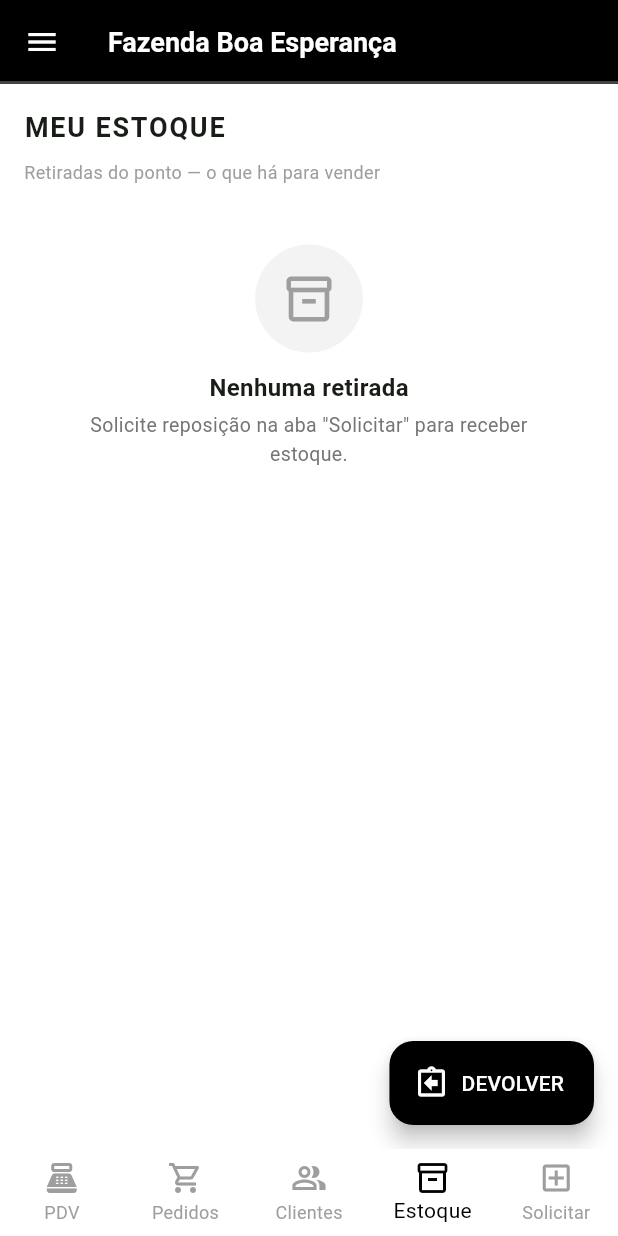
After one commit to moisesRubens/dairy, a Flutter app: the StockPage screen opened by its route, in the side drawer, after a tap on "DEVOLVER", on a phone screen of 412 x 824 dp. The commit adds this screen. Run offline on Flutter 3.47's test engine with Material 3 defaults, Android fonts, the phone set to English and light mode, and no system bars; our stand-ins replace dio, flutter_riverpod, go_router, image_picker, jwt_decoder, shared_preferences; accounts and stored records are empty.

Commit message:
feat(stock): tela Meu Estoque + aba do vendedor + devolver restante

```diff
--- /dev/null
+++ b/lib/features/stock/presentation/stock_page.dart
@@ -0,0 +1,155 @@
+import 'package:flutter/material.dart';
+import 'package:flutter_riverpod/flutter_riverpod.dart';
+import '../../../config/theme.dart';
+import '../../../core/network/dio_provider.dart';
+import '../../../shared/widgets/async_value_widget.dart';
+import '../../auth/application/auth_controller.dart';
+import '../data/stock_repository.dart';
+import '../domain/outbound.dart';
+
+/// "Meu Estoque" (vendedor): as retiradas do ponto — o que foi retirado do
+/// depósito, quanto já vendeu e quanto resta para vender. Ao fim do dia, o
+/// vendedor pode devolver o restante ao depósito.
+class StockPage extends ConsumerWidget {
+  const StockPage({super.key});
+
+  /// Cor do restante (prevenção de erro / visibilidade): esgotado, baixo, ok.
+  Color _remainingColor(double remaining) {
+    if (remaining <= 0) return AppColors.red;
+    if (remaining <= 5) return const Color(0xFFB8860B); // âmbar
+    return AppColors.green;
+  }
+
+  Future<void> _returnRemaining(BuildContext context, WidgetRef ref) async {
+    final salePointId = ref.read(currentSalePointIdProvider);
+    if (salePointId == null) return;
+    final ok = await showDialog<bool>(
+      context: context,
+      builder: (ctx) => AlertDialog(
+        title: const Text('Devolver restante ao estoque'),
+        content: const Text(
+            'Devolver ao depósito o que sobrou das retiradas de HOJE? '
+            'Use ao fechar o dia.'),
+        actions: [
+          TextButton(
+              onPressed: () => Navigator.pop(ctx, false),
+              child: const Text('CANCELAR')),
+          TextButton(
+              onPressed: () => Navigator.pop(ctx, true),
+              child: const Text('DEVOLVER',
+                  style: TextStyle(color: AppColors.green))),
+        ],
+      ),
+    );
+    if (ok != true) return;
+    try {
+      await ref.read(stockRepositoryProvider).returnRemaining(salePointId);
+      ref.invalidate(myStockProvider);
+      if (!context.mounted) return;
+      ScaffoldMessenger.of(context).showSnackBar(const SnackBar(
+          content: Text('Restante devolvido ao estoque'),
+          backgroundColor: AppColors.green));
+    } catch (e) {
+      if (!context.mounted) return;
+      ScaffoldMessenger.of(context).showSnackBar(SnackBar(
+          content: Text(toApiException(e).message),
+          backgroundColor: AppColors.red));
+    }
+  }
+
+  @override
+  Widget build(BuildContext context, WidgetRef ref) {
+    final stock = ref.watch(myStockProvider);
+
+    return Scaffold(
+      floatingActionButton: FloatingActionButton.extended(
+        onPressed: () => _returnRemaining(context, ref),
+        backgroundColor: AppColors.black,
+        foregroundColor: AppColors.white,
+        icon: const Icon(Icons.assignment_return_outlined),
+        label: const Text('DEVOLVER'),
+      ),
+      body: RefreshIndicator(
+        color: AppColors.green,
+        onRefresh: () async => ref.invalidate(myStockProvider),
+        child: ListView(
+          physics: const AlwaysScrollableScrollPhysics(),
+          padding: const EdgeInsets.all(AppSpacing.lg),
+          children: [
+            const Text('MEU ESTOQUE',
+                style: TextStyle(
+                    fontSize: 18,
+                    fontWeight: FontWeight.bold,
+                    letterSpacing: 1.2)),
+            const SizedBox(height: AppSpacing.sm),
+            const Text('Retiradas do ponto — o que há para vender',
+                style: TextStyle(color: AppColors.grey, fontSize: 12)),
+            const SizedBox(height: AppSpacing.lg),
+            AsyncValueWidget<List<Outbound>>(
+              value: stock,
+              onRetry: () => ref.invalidate(myStockProvider),
+              data: (list) {
+                if (list.isEmpty) {
+                  return const EmptyState(
+                      icon: Icons.inventory_2_outlined,
+                      title: 'Nenhuma retirada',
+                      subtitle:
+                          'Solicite reposição na aba "Solicitar" para receber '
+                          'estoque.');
+                }
+                return Container(
+                  decoration: BoxDecoration(
+                    color: context.cardSurface,
+                    borderRadius: BorderRadius.circular(AppRadii.table),
+                    border: Border.all(color: context.borderColor),
+                  ),
+                  child: Column(
+                    children: [
+                      for (int i = 0; i < list.length; i++) ...[
+                        if (i > 0) Divider(height: 1, color: context.borderColor),
+                        _OutboundTile(
+                            o: list[i], color: _remainingColor(list[i].remainingQuantity)),
+                      ],
+                    ],
+                  ),
+                );
+              },
+            ),
+            const SizedBox(height: 80),
+          ],
+        ),
+      ),
+    );
+  }
+}
+
+class _OutboundTile extends StatelessWidget {
+  final Outbound o;
+  final Color color;
+  const _OutboundTile({required this.o, required this.color});
+
+  @override
+  Widget build(BuildContext context) {
+    return ListTile(
+      title: Text(o.name,
+          style: const TextStyle(fontWeight: FontWeight.bold)),
+      subtitle: Text(
+          'Retirado ${o.takenQuantity.toStringAsFixed(0)} · '
+          'Vendido ${o.soldQuantity.toStringAsFixed(0)} ${o.unitLabel}'
+          '${o.observation != null && o.observation!.isNotEmpty ? '\n${o.observation}' : ''}',
+          style: const TextStyle(color: AppColors.grey, fontSize: 12)),
+      isThreeLine: o.observation != null && o.observation!.isNotEmpty,
+      trailing: Column(
+        mainAxisAlignment: MainAxisAlignment.center,
+        crossAxisAlignment: CrossAxisAlignment.end,
+        children: [
+          Text('${o.remainingQuantity.toStringAsFixed(0)} ${o.unitLabel}',
+              style: TextStyle(
+                  color: color, fontWeight: FontWeight.bold, fontSize: 16)),
+          const Text('resta',
+              style: TextStyle(color: AppColors.grey, fontSize: 10)),
+        ],
+      ),
+    );
+  }
+}
--- a/lib/router/shells/vendor_shell.dart
+++ b/lib/router/shells/vendor_shell.dart
@@ -3,11 +3,11 @@ import 'package:go_router/go_router.dart';
 import '../../features/cart/presentation/pos_home_page.dart';
 import '../../features/clients/presentation/clients_page.dart';
 import '../../features/orders/presentation/vendor_orders_page.dart';
+import '../../features/stock/presentation/stock_page.dart';
 import '../../features/stock_requests/presentation/request_stock_page.dart';
 import 'app_shell_scaffold.dart';
 
-/// Shell do VENDEDOR: PDV · Pedidos · Meu Estoque · Solicitar.
-/// Telas reais entram em commits seguintes (placeholders por enquanto).
+/// Shell do VENDEDOR: PDV · Pedidos · Clientes · Estoque · Solicitar.
 StatefulShellRoute vendorShellRoute() {
   return StatefulShellRoute.indexedStack(
     builder: (context, state, navigationShell) => AppShellScaffold(
@@ -19,6 +19,8 @@ StatefulShellRoute vendorShellRoute() {
             icon: Icon(Icons.shopping_cart_outlined), label: 'Pedidos'),
         BottomNavigationBarItem(
             icon: Icon(Icons.people_alt_outlined), label: 'Clientes'),
+        BottomNavigationBarItem(
+            icon: Icon(Icons.inventory_2_outlined), label: 'Estoque'),
         BottomNavigationBarItem(
             icon: Icon(Icons.add_box_outlined), label: 'Solicitar'),
       ],
@@ -38,6 +40,10 @@ StatefulShellRoute vendorShellRoute() {
       ]),
       StatefulShellBranch(routes: [
         GoRoute(
+            path: '/vendor/stock', builder: (c, s) => const StockPage()),
+      ]),
+      StatefulShellBranch(routes: [
+        GoRoute(
             path: '/vendor/request',
             builder: (c, s) => const RequestStockPage()),
       ]),
```
